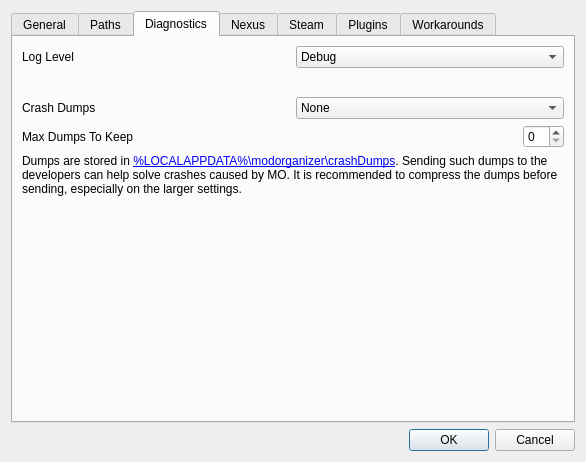
This is modorganizer/src/settingsdialog.ui in Holt59/mo2-merge as Qt 5 draws it before an edit. The edited form follows.
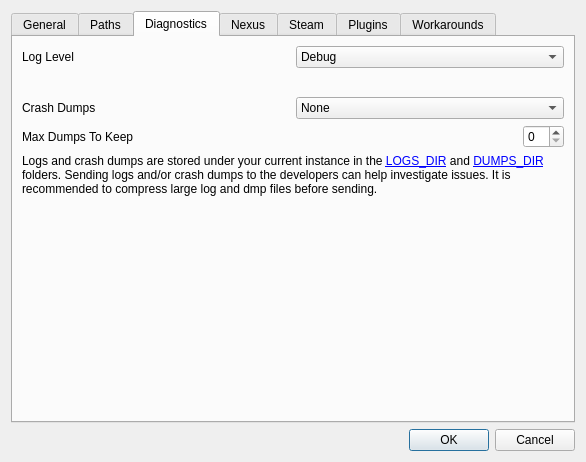
This is the edited form. The open tabs and pages were chosen to show the change. Icons and pictures are not drawn.

Commit message: [modorganizer] Move crash dumps to instance-dependant data folder

```diff
--- a/modorganizer/src/settingsdialog.ui
+++ b/modorganizer/src/settingsdialog.ui
@@ -486,9 +486,10 @@
             <widget class="QLabel" name="label_29">
               <property name="text">
                 <string>
-                  Dumps are stored in &lt;a href=&quot;%LOCALAPPDATA%\modorganizer\crashDumps&quot;&gt;%LOCALAPPDATA%\modorganizer\crashDumps&lt;/a&gt;.
-                  Sending such dumps to the developers can help solve crashes caused by MO.
-                  It is recommended to compress the dumps before sending, especially on the larger settings.
+                  Logs and crash dumps are stored under your current instance in the &lt;a href=&quot;LOGS_FULL_PATH&quot;&gt;LOGS_DIR&lt;/a&gt;
+                  and &lt;a href=&quot;DUMPS_FULL_PATH&quot;&gt;DUMPS_DIR&lt;/a&gt; folders.
+                  Sending logs and/or crash dumps to the developers can help investigate issues.
+                  It is recommended to compress large log and dmp files before sending.
                 </string>
               </property>
               <property name="wordWrap">
```
Left out of the diff: 2 changed lines with no effect on the pictures. The commit also changes 5 other files.
